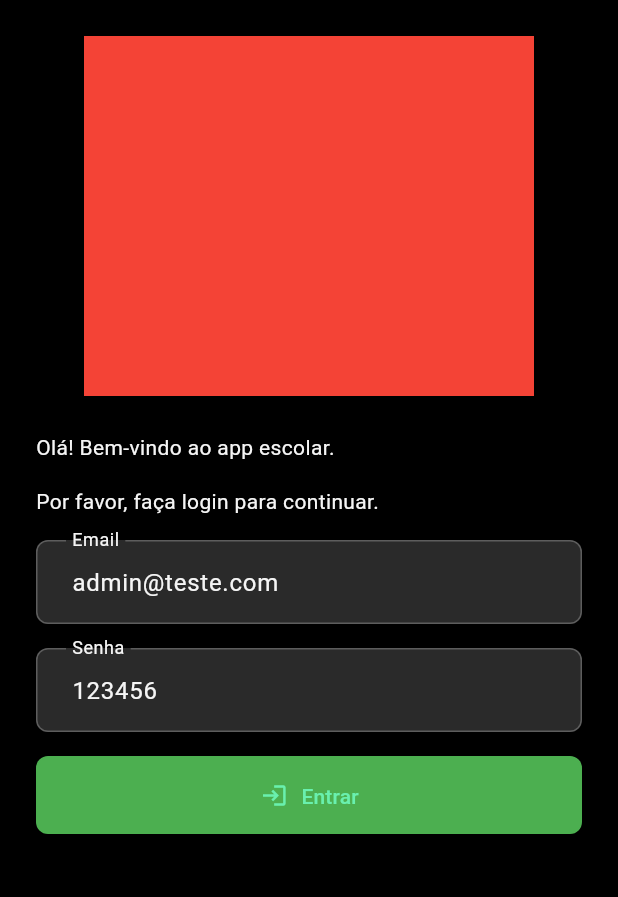
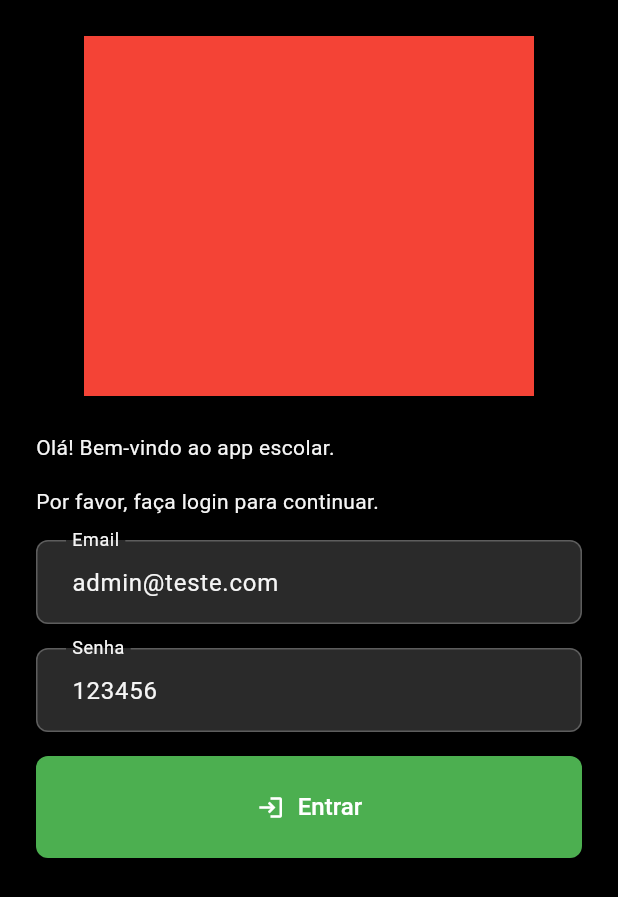
Before and after one commit to GuilhermeDesoler/financas_edu, a Flutter app: the screen it shows after launch, on a phone screen of 412 x 824 dp. Shown: the top 897 px of the screen. Run offline on Flutter 3.47's test engine with Material 3 defaults, Android fonts, the light colour scheme and no system bars; our stand-ins replace cloud_firestore, dio, firebase_auth, firebase_core, shared_preferences; accounts and stored records are empty; Roboto replaces fonts that are missing (Ubuntu).

Commit message:
feat: create RequestService and improve buttons

```diff
--- a/lib/application/services/main.dart
+++ b/lib/application/services/main.dart
@@ -1 +1,2 @@
 export 'responsive_service.dart';
+export 'request_service.dart';
--- a/lib/data/repositories/main.dart
+++ b/lib/data/repositories/main.dart
@@ -1 +1,2 @@
 export 'auth_repository.dart';
+export 'professor_repository.dart';
--- a/lib/presentation/pages/login/login_form.dart
+++ b/lib/presentation/pages/login/login_form.dart
@@ -1,4 +1,5 @@
 import 'package:edu_financas/application/main.dart';
+import 'package:edu_financas/presentation/widgets/main.dart';
 import 'package:flutter/material.dart';
 import 'package:provider/provider.dart';
 
@@ -12,8 +13,6 @@ class LoginForm extends StatefulWidget {
 class _LoginFormState extends State<LoginForm> {
   final _emailController = TextEditingController();
   final _passwordController = TextEditingController();
-
-  bool _loading = false;
 
   @override
   void initState() {
@@ -43,38 +42,15 @@ class _LoginFormState extends State<LoginForm> {
           builder: (_, auth, __) {
             return SizedBox(
               width: double.infinity,
-              child: FilledButton.icon(
-                icon: SizedBox.square(
-                  dimension: 20,
-                  child: _loading
-                      ? CircularProgressIndicator()
-                      : Icon(Icons.login),
+              child: AppButton(
+                label: 'Entrar',
+                icon: Icons.login,
+                disabled: _emailController.text.isEmpty ||
+                    _passwordController.text.isEmpty,
+                onPressed: () async => await auth.signIn(
+                  _emailController.text,
+                  _passwordController.text,
                 ),
-                onPressed: _loading
-                    ? null
-                    : () async {
-                        setState(() {
-                          _loading = true;
-                        });
-                        try {
-                          await auth.signIn(
-                            _emailController.text,
-                            _passwordController.text,
-                          );
-                        } catch (_) {
-                          if (context.mounted) {
-                            setState(() {
-                              _loading = false;
-                            });
-                            ScaffoldMessenger.of(context).showSnackBar(
-                              const SnackBar(
-                                content: Text('Email ou senha inválidos'),
-                              ),
-                            );
-                          }
-                        }
-                      },
-                label: Text('Entrar'),
               ),
             );
           },
--- /dev/null
+++ b/lib/presentation/widgets/buttons/app_button.dart
@@ -0,0 +1,75 @@
+import 'package:flutter/material.dart';
+
+class AppButton extends StatefulWidget {
+  const AppButton({
+    required this.label,
+    required this.onPressed,
+    this.loading = false,
+    this.disabled = false,
+    this.icon,
+    this.type = ButtonType.filled,
+    super.key,
+  });
+
+  final String label;
+  final dynamic Function() onPressed;
+  final bool loading;
+  final bool disabled;
+  final IconData? icon;
+  final ButtonType type;
+
+  @override
+  State<AppButton> createState() => _AppButtonState();
+}
+
+class _AppButtonState extends State<AppButton> {
+  bool _loading = false;
+
+  Future<void> _execute() async {
+    setState(() {
+      _loading = true;
+    });
+    await widget.onPressed();
+    setState(() {
+      _loading = false;
+    });
+  }
+
+  @override
+  Widget build(BuildContext context) {
+    final loading = widget.loading || _loading;
+    final disabled = widget.disabled || loading;
+
+    switch (widget.type) {
+      case ButtonType.text:
+        return TextButton.icon(
+          onPressed: disabled ? null : _execute,
+          label: Text(widget.label),
+          icon: SizedBox.square(
+            dimension: 20,
+            child: loading ? CircularProgressIndicator() : Icon(widget.icon),
+          ),
+        );
+      case ButtonType.outline:
+        return OutlinedButton.icon(
+          onPressed: disabled ? null : _execute,
+          label: Text(widget.label),
+          icon: SizedBox.square(
+            dimension: 20,
+            child: loading ? CircularProgressIndicator() : Icon(widget.icon),
+          ),
+        );
+      default:
+        return FilledButton.icon(
+          onPressed: disabled ? null : _execute,
+          label: Text(widget.label),
+          icon: SizedBox.square(
+            dimension: 20,
+            child: loading ? CircularProgressIndicator() : Icon(widget.icon),
+          ),
+        );
+    }
+  }
+}
+
+enum ButtonType { filled, text, outline }
--- /dev/null
+++ b/lib/presentation/widgets/buttons/main.dart
@@ -0,0 +1 @@
+export 'app_button.dart';
--- a/lib/presentation/widgets/main.dart
+++ b/lib/presentation/widgets/main.dart
@@ -3,3 +3,4 @@ export 'statistic_card.dart';
 export 'section_card.dart';
 export 'warning_card.dart';
 export 'info_card.dart';
+export 'buttons/main.dart';
--- a/lib/theme/app_theme.dart
+++ b/lib/theme/app_theme.dart
@@ -5,9 +5,9 @@ class AppTheme {
     return ColorScheme(
       brightness: Brightness.light,
       primary: Colors.greenAccent,
-      onPrimary: Colors.green,
+      onPrimary: Color(0xFF000000),
       primaryContainer: Colors.greenAccent,
-      onPrimaryContainer: Colors.green,
+      onPrimaryContainer: Color(0xFF000000),
       secondary: Colors.purpleAccent,
       onSecondary: Colors.purple,
       secondaryContainer: Colors.purpleAccent,
@@ -32,9 +32,9 @@ class AppTheme {
     return ColorScheme(
       brightness: Brightness.dark,
       primary: Colors.green,
-      onPrimary: Colors.greenAccent,
+      onPrimary: Color(0xFFFFFFFF),
       primaryContainer: Colors.green,
-      onPrimaryContainer: Colors.greenAccent,
+      onPrimaryContainer: Color(0xFFFFFFFF),
       secondary: Colors.purple,
       onSecondary: Colors.purpleAccent,
       secondaryContainer: Colors.purple,
@@ -60,33 +60,26 @@ class AppTheme {
       displayLarge: TextStyle(
         fontSize: 57,
         fontWeight: FontWeight.w400,
-        height: 64 / 57,
-        letterSpacing: -0.25,
       ),
       displayMedium: TextStyle(
         fontSize: 45,
         fontWeight: FontWeight.w400,
-        height: 52 / 45,
       ),
       displaySmall: TextStyle(
         fontSize: 36,
         fontWeight: FontWeight.w400,
-        height: 44 / 36,
       ),
       headlineLarge: TextStyle(
         fontSize: 32,
         fontWeight: FontWeight.w400,
-        height: 40 / 32,
       ),
       headlineMedium: TextStyle(
         fontSize: 28,
         fontWeight: FontWeight.w400,
-        height: 36 / 28,
       ),
       headlineSmall: TextStyle(
         fontSize: 24,
         fontWeight: FontWeight.w400,
-        height: 32 / 24,
       ),
       titleLarge: TextStyle(
         fontSize: 22,
@@ -94,46 +87,36 @@ class AppTheme {
         height: 28 / 22,
       ),
       titleMedium: TextStyle(
+        fontSize: 18,
+        fontWeight: FontWeight.w500,
+      ),
+      titleSmall: TextStyle(
         fontSize: 16,
         fontWeight: FontWeight.w500,
-        height: 24 / 16,
-        letterSpacing: 0.15,
       ),
       bodyLarge: TextStyle(
         fontSize: 16,
         fontWeight: FontWeight.w400,
-        height: 24 / 16,
-        letterSpacing: 0.5,
       ),
       labelLarge: TextStyle(
         fontSize: 14,
         fontWeight: FontWeight.w500,
-        height: 20 / 14,
-        letterSpacing: 0.1,
       ),
       bodyMedium: TextStyle(
         fontSize: 14,
         fontWeight: FontWeight.w400,
-        height: 20 / 14,
-        letterSpacing: 0.25,
       ),
       labelMedium: TextStyle(
         fontSize: 12,
         fontWeight: FontWeight.w500,
-        height: 16 / 12,
-        letterSpacing: 0.5,
       ),
       bodySmall: TextStyle(
         fontSize: 12,
         fontWeight: FontWeight.w400,
-        height: 16 / 12,
-        letterSpacing: 0.4,
       ),
       labelSmall: TextStyle(
         fontSize: 11,
         fontWeight: FontWeight.w500,
-        height: 16 / 11,
-        letterSpacing: 0.5,
       ),
     ).apply(bodyColor: colors.onSurface, displayColor: colors.onSurface);
   }
@@ -186,17 +169,9 @@ class AppTheme {
             backgroundColor: WidgetStatePropertyAll(
               colors.primary,
             ),
-          iconColor: WidgetStatePropertyAll(
-            colors.onPrimary,
-          ),
-          textStyle: WidgetStatePropertyAll(
-            textTheme.labelLarge?.copyWith(
-              color: colors.onPrimaryContainer,
-            ),
-          ),
-          padding: WidgetStatePropertyAll(
-            const EdgeInsets.symmetric(horizontal: 24, vertical: 16),
-          ),
+            textStyle: WidgetStatePropertyAll(textTheme.titleSmall),
+            foregroundColor: WidgetStatePropertyAll(colors.onPrimaryContainer),
+            padding: WidgetStatePropertyAll(const EdgeInsets.all(24)),
             shape: WidgetStatePropertyAll(
               RoundedRectangleBorder(
                 borderRadius: BorderRadiusGeometry.circular(8),
@@ -204,18 +179,48 @@ class AppTheme {
             ),
           ),
         ),
+        outlinedButtonTheme: OutlinedButtonThemeData(
+          style: ButtonStyle(
+            iconColor: WidgetStatePropertyAll(
+              colors.onPrimaryContainer,
+            ),
+            textStyle: WidgetStatePropertyAll(textTheme.titleSmall),
+            foregroundColor: WidgetStatePropertyAll(colors.onPrimaryContainer),
+            padding: WidgetStatePropertyAll(const EdgeInsets.all(24)),
+            shape: WidgetStatePropertyAll(
+              RoundedRectangleBorder(
+                borderRadius: BorderRadiusGeometry.circular(8),
+                side: BorderSide(color: colors.onPrimaryContainer),
+              ),
+            ),
+          ),
+        ),
+        textButtonTheme: TextButtonThemeData(
+            style: ButtonStyle(
+          textStyle: WidgetStatePropertyAll(textTheme.titleSmall),
+          foregroundColor: WidgetStatePropertyAll(colors.onPrimaryContainer),
+          padding: WidgetStatePropertyAll(const EdgeInsets.all(24)),
+          shape: WidgetStatePropertyAll(
+            RoundedRectangleBorder(
+              borderRadius: BorderRadiusGeometry.circular(8),
+            ),
+          ),
+        )),
         elevatedButtonTheme: ElevatedButtonThemeData(
           style: ElevatedButton.styleFrom(
             shape: RoundedRectangleBorder(
               borderRadius: BorderRadius.circular(8),
             ),
             padding: const EdgeInsets.symmetric(horizontal: 24, vertical: 12),
-          textStyle: const TextStyle(fontSize: 16, fontWeight: FontWeight.w600),
+            textStyle:
+                const TextStyle(fontSize: 16, fontWeight: FontWeight.w600),
           ),
         ),
         //TODO: Style Dialog
         dialogTheme: DialogThemeData(),
-    );
+        progressIndicatorTheme: ProgressIndicatorThemeData(
+          color: colors.onPrimaryContainer,
+        ));
   }
 
   static ThemeData appTheme(bool isDarkMode) {
```
Also changed, not shown: lib/application/providers/professor_page_provider.dart (+9 -11 lines), lib/application/services/request_service.dart (added, +26 -0 lines), lib/data/repositories/professor_repository.dart (added, +12 -0 lines), lib/presentation/pages/professor/professor_page.dart (+6 -6 lines). Lines whose indentation alone changed are shown as unchanged.
